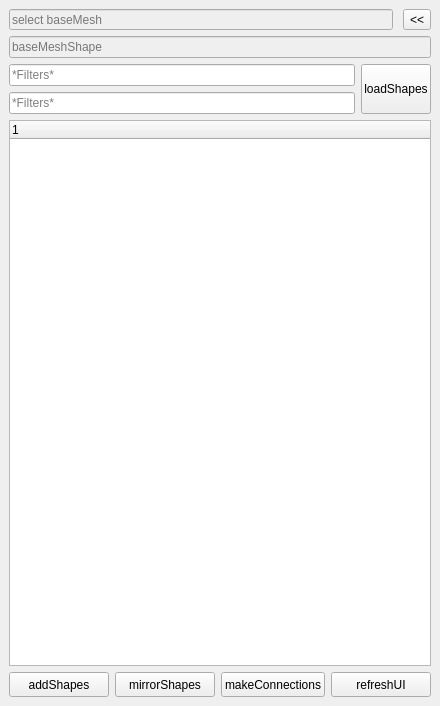
Old version of the form ui/pcgiShapeManegerUI.ui in the repository durgeshn/pcgiShapeManager.
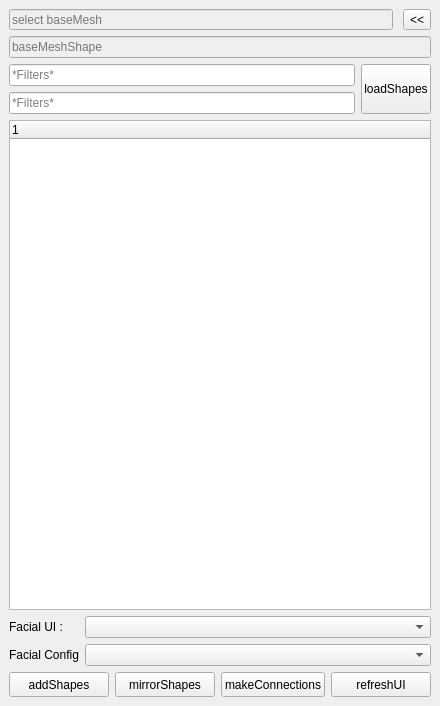
New version of the form.

Commit message: Finished connected to the shapes, only thing remains is the mirror shapes. Which I'll start working from tomorrow. And artist will start testing the script from tomorrow.

The edit to the form file:
```diff
--- a/ui/pcgiShapeManegerUI.ui
+++ b/ui/pcgiShapeManegerUI.ui
@@ -137,6 +137,70 @@
         </column>
        </widget>
       </item>
+      <item>
+       <layout class="QHBoxLayout" name="horizontalLayout_6">
+        <item>
+         <widget class="QLabel" name="label">
+          <property name="sizePolicy">
+           <sizepolicy hsizetype="Fixed" vsizetype="Preferred">
+            <horstretch>0</horstretch>
+            <verstretch>0</verstretch>
+           </sizepolicy>
+          </property>
+          <property name="minimumSize">
+           <size>
+            <width>70</width>
+            <height>20</height>
+           </size>
+          </property>
+          <property name="maximumSize">
+           <size>
+            <width>70</width>
+            <height>20</height>
+           </size>
+          </property>
+          <property name="text">
+           <string>Facial UI :</string>
+          </property>
+         </widget>
+        </item>
+        <item>
+         <widget class="QComboBox" name="facialUI_cb"/>
+        </item>
+       </layout>
+      </item>
+      <item>
+       <layout class="QHBoxLayout" name="horizontalLayout">
+        <item>
+         <widget class="QLabel" name="label_2">
+          <property name="sizePolicy">
+           <sizepolicy hsizetype="Fixed" vsizetype="Preferred">
+            <horstretch>0</horstretch>
+            <verstretch>0</verstretch>
+           </sizepolicy>
+          </property>
+          <property name="minimumSize">
+           <size>
+            <width>70</width>
+            <height>20</height>
+           </size>
+          </property>
+          <property name="maximumSize">
+           <size>
+            <width>70</width>
+            <height>20</height>
+           </size>
+          </property>
+          <property name="text">
+           <string>Facial Config : </string>
+          </property>
+         </widget>
+        </item>
+        <item>
+         <widget class="QComboBox" name="facialConfig_cb"/>
+        </item>
+       </layout>
+      </item>
       <item>
        <layout class="QHBoxLayout" name="horizontalLayout_5">
         <item>
```
The commit also changes 7 other files.
